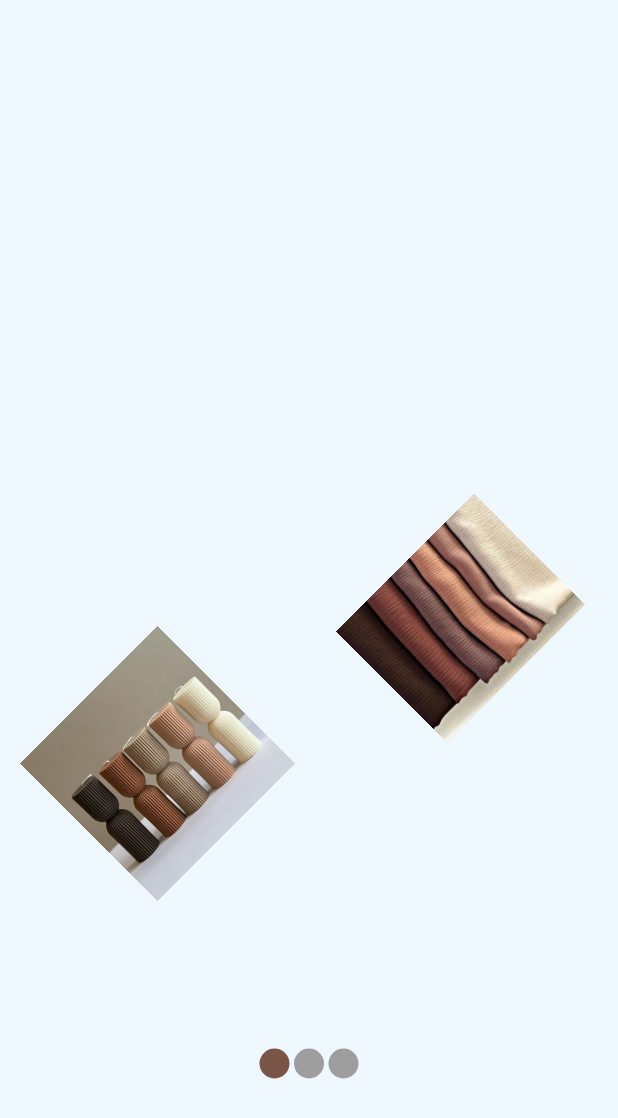
After one commit to Nanafirdaus/e-commerce_ui, a Flutter app: the screen it shows after launch, on a phone screen of 412 x 824 dp. The commit adds this screen. Shown: the top 1118 px of the screen. Run offline on Flutter 3.47's test engine with Material 3 defaults, Android fonts, the phone set to English and light mode, and no system bars.

Commit message:
bug fixes

```diff
--- a/lib/main.dart
+++ b/lib/main.dart
@@ -1,4 +1,4 @@
-import 'package:e_commerce_ui/screens/home.dart';
+import 'package:e_commerce_ui/screens/on_boarding_screen.dart';
 import 'package:flutter/material.dart';
 
 void main() {
@@ -13,7 +13,7 @@ class MyApp extends StatelessWidget {
     return MaterialApp(
       theme: ThemeData.dark().copyWith(scaffoldBackgroundColor: Colors.black),
       debugShowCheckedModeBanner: false,
-      home: const HomeScreen(),
+      home: const OnBoardingScreen(),
     );
   }
 }
--- a/lib/screens/detail_screen.dart
+++ b/lib/screens/detail_screen.dart
@@ -11,7 +11,6 @@ class DetailScreen extends StatefulWidget {
 }
 
 class _DetailScreenState extends State<DetailScreen> {
-
   @override
   Widget build(BuildContext context) {
     double screenWidth = MediaQuery.of(context).size.width;
@@ -218,7 +217,7 @@ class _DetailScreenState extends State<DetailScreen> {
                             widget.product.count == 0
                                 ? ScaffoldMessenger.of(context).showSnackBar(
                                     const SnackBar(
-                                      duration: Duration(seconds: 1),
+                                      duration: Duration(seconds: 2),
                                       showCloseIcon: true,
                                       content: Text(
                                         "There's nothing to buy in cart",
--- /dev/null
+++ b/lib/screens/on_boarding_screen.dart
@@ -0,0 +1,160 @@
+import 'dart:math';
+
+import 'package:e_commerce_ui/screens/home.dart';
+import 'package:flutter/material.dart';
+
+class OnBoardingScreen extends StatefulWidget {
+  const OnBoardingScreen({super.key});
+
+  @override
+  State<OnBoardingScreen> createState() => _OnBoardingScreenState();
+}
+
+//bottle 2 candle 1, pillow 2 hijab 5
+class _OnBoardingScreenState extends State<OnBoardingScreen> {
+  PageController pageController = PageController();
+  int pageIndex = 0;
+
+  @override
+  Widget build(BuildContext context) {
+    return SafeArea(
+      child: Scaffold(
+        backgroundColor: const Color.fromRGBO(240, 248, 255, 1.0),
+        body: Stack(
+          alignment: Alignment.bottomCenter,
+          children: [
+            PageView(
+              scrollDirection: Axis.horizontal,
+              controller: pageController,
+              physics: const BouncingScrollPhysics(),
+              onPageChanged: (index) {
+                setState(() {
+                  pageIndex = index;
+                });
+              },
+              children: [
+                OnboardWidget(
+                  imagePath: const ['hijabpic/image5', 'candlepic/candle1'],
+                ),
+                OnboardWidget(
+                  imagePath: const ['bottlepic/bottle5', 'pillowpic/pillow3'],
+                ),
+                const GetStarted(),
+              ],
+            ),
+            Row(
+              mainAxisAlignment: MainAxisAlignment.center,
+              children: [
+                Container(
+                  width: 20,
+                  height: 20,
+                  decoration: BoxDecoration(
+                    color: pageIndex == 0 ? Colors.brown : Colors.grey,
+                    shape: BoxShape.circle,
+                  ),
+                ),
+                const SizedBox(
+                  height: 230,
+                  width: 3,
+                ),
+                Container(
+                  width: 20,
+                  height: 20,
+                  decoration: BoxDecoration(
+                    color: pageIndex == 1 ? Colors.brown : Colors.grey,
+                    shape: BoxShape.circle,
+                  ),
+                ),
+                const SizedBox(
+                  width: 3,
+                ),
+                Container(
+                  width: 20,
+                  height: 20,
+                  decoration: BoxDecoration(
+                    color: pageIndex == 2 ? Colors.brown : Colors.grey,
+                    shape: BoxShape.circle,
+                  ),
+                ),
+              ],
+            ),
+          ],
+        ),
+      ),
+    );
+  }
+}
+
+class OnboardWidget extends StatelessWidget {
+  List<String>? imagePath;
+  OnboardWidget({this.imagePath, super.key});
+
+  @override
+  Widget build(BuildContext context) {
+    return Stack(
+      alignment: Alignment.center,
+      children: [
+        Positioned(
+          right: 40,
+          child: Transform.rotate(
+            angle: pi / 4,
+            child: Image.asset(
+              'assets/${imagePath![0]}.jpg',
+              width: 130,
+              height: 130,
+            ),
+          ),
+        ),
+        Positioned(
+          left: 40,
+          bottom: 250,
+          child: Transform.rotate(
+            angle: -pi / 4,
+            child: Image.asset(
+              'assets/${imagePath![1]}.jpg',
+              width: 130,
+              height: 130,
+            ),
+          ),
+        ),
+      ],
+    );
+  }
+}
+
+class GetStarted extends StatelessWidget {
+  const GetStarted({super.key});
+
+  @override
+  Widget build(BuildContext context) {
+    return Column(
+      mainAxisAlignment: MainAxisAlignment.spaceEvenly,
+      children: [
+        const Padding(
+          padding: EdgeInsets.only(left: 20, right: 20),
+          child: Text(
+            "Embark on a journey of style, serenity, and comfort. Elevate your wardrobe with exquisite hijabs, set the perfect ambiance with scented candles, and indulge in the coziness of our luxurious pillows. Your unique experience awaits.",
+            style: TextStyle(
+              color: Colors.black,
+              fontSize: 17,
+              fontWeight: FontWeight.bold,
+            ),
+          ),
+        ),
+        ElevatedButton(
+          onPressed: () {
+            Navigator.push(
+              context,
+              MaterialPageRoute(
+                builder: (context) {
+                  return const HomeScreen();
+                },
+              ),
+            );
+          },
+          child: const Text("Get started"),
+        )
+      ],
+    );
+  }
+}
--- a/lib/widgets/product_widget.dart
+++ b/lib/widgets/product_widget.dart
@@ -19,7 +19,7 @@ class ProductWidget extends StatelessWidget {
             Navigator.push(
               context,
               MaterialPageRoute(builder: (context) {
-                return DetailScreen(product: product,);
+                return DetailScreen(product: product);
               }),
             );
           },
```
Also changed, not shown: lib/screens/home.dart (+9 -22 lines), lib/screens/like_screen.dart (deleted, +0 -23 lines).
